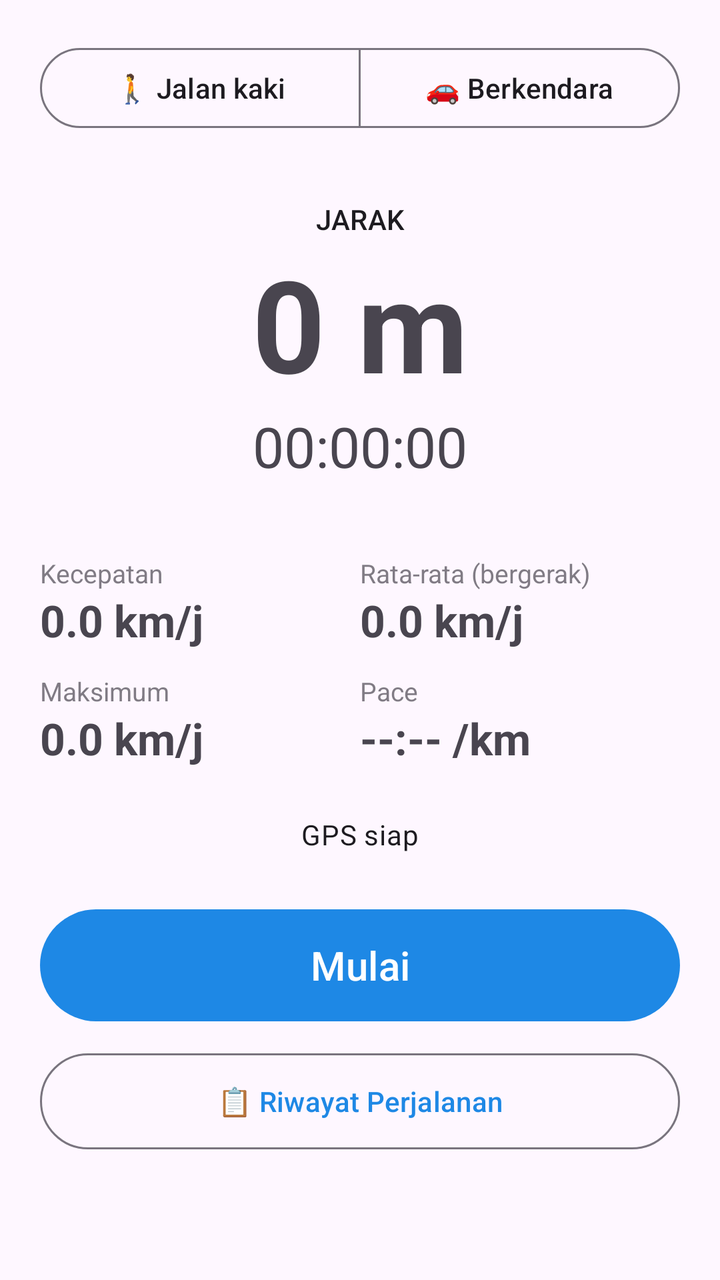
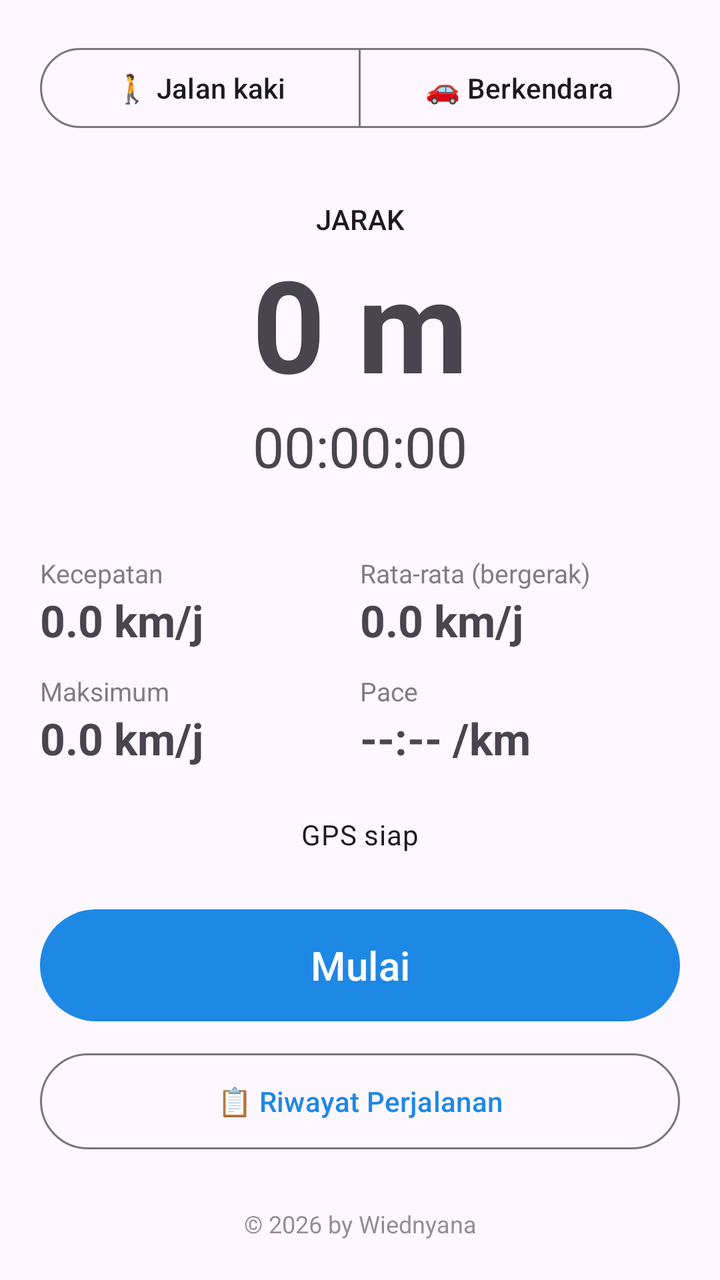

Screens rendered from an Android XML layout before and after an edit, with the pre-edit source and the edit as a unified diff.
<!-- AndroidManifest.xml: application theme Theme.GpsMeter -->
<!-- res/layout/activity_main.xml -->
<?xml version="1.0" encoding="utf-8"?>
<ScrollView xmlns:android="http://schemas.android.com/apk/res/android"
    xmlns:app="http://schemas.android.com/apk/res-auto"
    android:layout_width="match_parent"
    android:layout_height="match_parent"
    android:fillViewport="true">

    <LinearLayout
        android:layout_width="match_parent"
        android:layout_height="wrap_content"
        android:orientation="vertical"
        android:padding="20dp">

        <com.google.android.material.button.MaterialButtonToggleGroup
            android:id="@+id/modeGroup"
            android:layout_width="match_parent"
            android:layout_height="wrap_content"
            app:singleSelection="true"
            app:selectionRequired="true">

            <Button
                android:id="@+id/btnWalk"
                style="?attr/materialButtonOutlinedStyle"
                android:layout_width="0dp"
                android:layout_height="wrap_content"
                android:layout_weight="1"
                android:text="🚶 Jalan kaki" />

            <Button
                android:id="@+id/btnDrive"
                style="?attr/materialButtonOutlinedStyle"
                android:layout_width="0dp"
                android:layout_height="wrap_content"
                android:layout_weight="1"
                android:text="🚗 Berkendara" />
        </com.google.android.material.button.MaterialButtonToggleGroup>

        <TextView
            android:layout_width="match_parent"
            android:layout_height="wrap_content"
            android:layout_marginTop="32dp"
            android:gravity="center"
            android:text="JARAK"
            android:textAppearance="?attr/textAppearanceLabelLarge" />

        <TextView
            android:id="@+id/tvDistance"
            android:layout_width="match_parent"
            android:layout_height="wrap_content"
            android:gravity="center"
            android:text="0 m"
            android:textSize="64sp"
            android:textStyle="bold" />

        <TextView
            android:id="@+id/tvTime"
            android:layout_width="match_parent"
            android:layout_height="wrap_content"
            android:gravity="center"
            android:text="00:00:00"
            android:textSize="28sp" />

        <GridLayout
            android:layout_width="match_parent"
            android:layout_height="wrap_content"
            android:layout_marginTop="24dp"
            android:columnCount="2">

            <TextView style="@style/Label" android:text="Kecepatan" />
            <TextView style="@style/Label" android:text="Rata-rata (bergerak)" />
            <TextView android:id="@+id/tvSpeed" style="@style/Value" android:text="0.0 km/j" />
            <TextView android:id="@+id/tvAvg" style="@style/Value" android:text="0.0 km/j" />
            <TextView style="@style/Label" android:text="Maksimum" />
            <TextView style="@style/Label" android:text="Pace" />
            <TextView android:id="@+id/tvMax" style="@style/Value" android:text="0.0 km/j" />
            <TextView android:id="@+id/tvPace" style="@style/Value" android:text="--:-- /km" />
        </GridLayout>

        <TextView
            android:id="@+id/tvGps"
            android:layout_width="match_parent"
            android:layout_height="wrap_content"
            android:layout_marginTop="24dp"
            android:gravity="center"
            android:text="GPS siap"
            android:textAppearance="?attr/textAppearanceBodyMedium" />

        <Button
            android:id="@+id/btnStart"
            android:layout_width="match_parent"
            android:layout_height="64dp"
            android:layout_marginTop="24dp"
            android:text="Mulai"
            android:textSize="20sp" />

        <Button
            android:id="@+id/btnStop"
            style="?attr/materialButtonOutlinedStyle"
            android:layout_width="match_parent"
            android:layout_height="56dp"
            android:layout_marginTop="8dp"
            android:text="Selesai"
            android:visibility="gone" />

        <Button
            android:id="@+id/btnHistory"
            style="?attr/materialButtonOutlinedStyle"
            android:layout_width="match_parent"
            android:layout_height="56dp"
            android:layout_marginTop="8dp"
            android:text="📋 Riwayat Perjalanan" />
    </LinearLayout>
</ScrollView>
<!-- resources referenced by this layout -->
<resources>
  <style name="Label">
          <item name="android:layout_width">0dp</item>
          <item name="android:layout_columnWeight">1</item>
          <item name="android:layout_marginTop">12dp</item>
          <item name="android:textSize">13sp</item>
          <item name="android:alpha">0.7</item>
      </style>
  <style name="Value">
          <item name="android:layout_width">0dp</item>
          <item name="android:layout_columnWeight">1</item>
          <item name="android:textSize">22sp</item>
          <item name="android:textStyle">bold</item>
      </style>
  <style name="Theme.GpsMeter" parent="Theme.Material3.DayNight">
          <item name="colorPrimary">#1E88E5</item>
      </style>
</resources>

<!-- the commit's change to res/layout/activity_main.xml (unified diff, before → after) -->
@@ -7,7 +7,7 @@
 
     <LinearLayout
         android:layout_width="match_parent"
-        android:layout_height="wrap_content"
+        android:layout_height="match_parent"
         android:orientation="vertical"
         android:padding="20dp">
 
@@ -109,5 +109,21 @@
             android:layout_height="56dp"
             android:layout_marginTop="8dp"
             android:text="📋 Riwayat Perjalanan" />
+
+        
+        <View
+            android:layout_width="match_parent"
+            android:layout_height="0dp"
+            android:layout_weight="1" />
+
+        <TextView
+            android:id="@+id/tvCopyright"
+            android:layout_width="match_parent"
+            android:layout_height="wrap_content"
+            android:layout_marginTop="24dp"
+            android:alpha="0.6"
+            android:gravity="center"
+            android:text="© 2026 by Wiednyana"
+            android:textSize="12sp" />
     </LinearLayout>
 </ScrollView>
